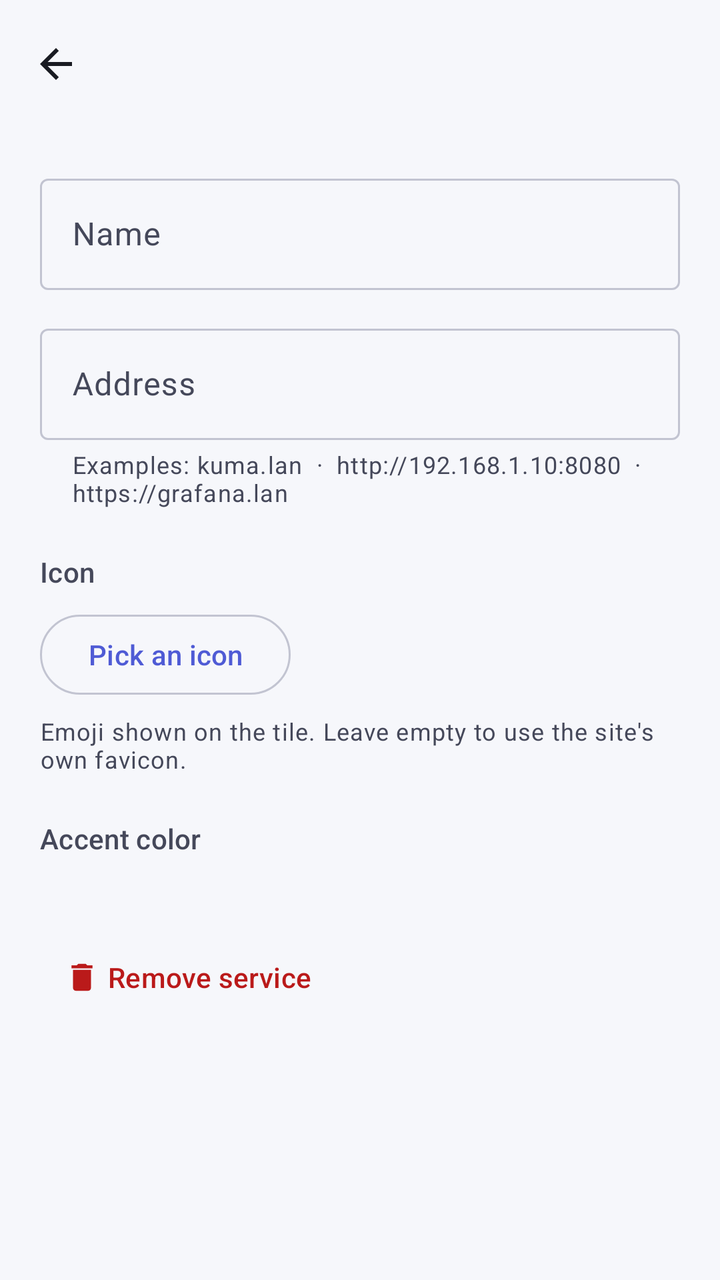
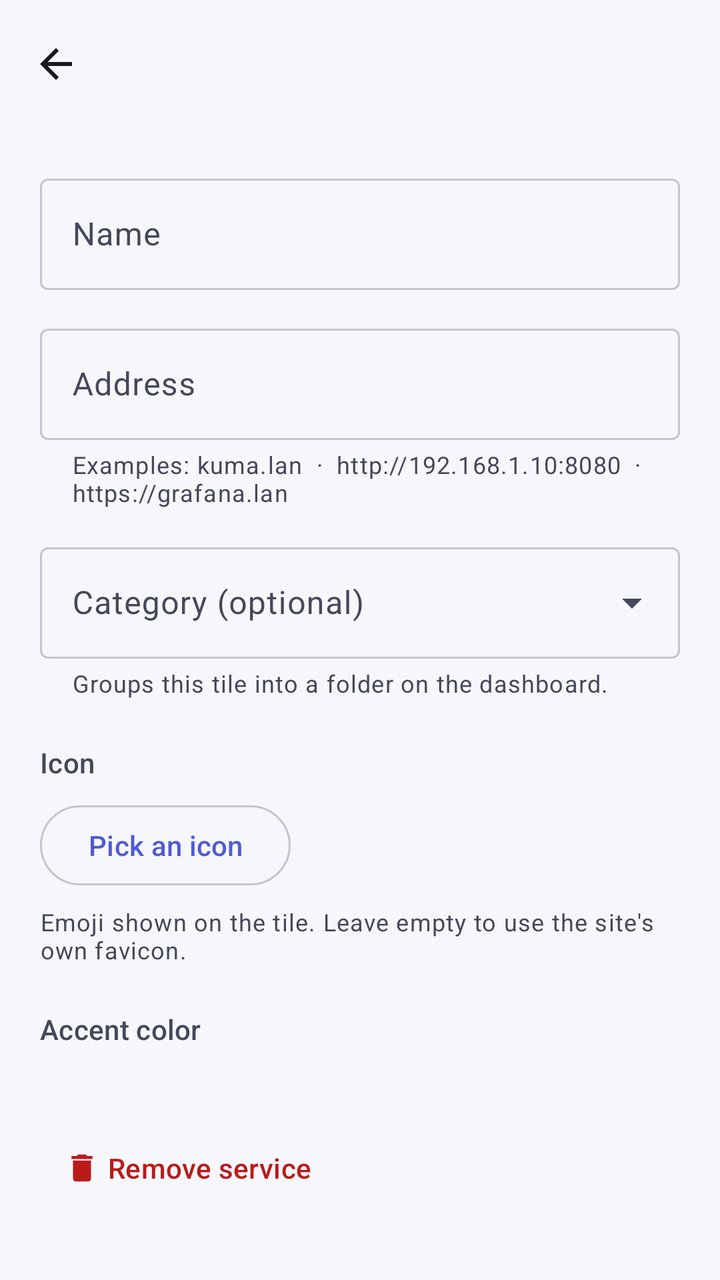

An Android layout rendered at two revisions. The XML below is the earlier revision; the diff shows what the commit changed to produce the second picture.
<!-- AndroidManifest.xml: application theme Theme.Homedeck -->
<!-- res/layout/activity_edit_tile.xml -->
<?xml version="1.0" encoding="utf-8"?>
<LinearLayout xmlns:android="http://schemas.android.com/apk/res/android"
    xmlns:app="http://schemas.android.com/apk/res-auto"
    android:id="@+id/root"
    android:layout_width="match_parent"
    android:layout_height="match_parent"
    android:orientation="vertical">

    <com.google.android.material.appbar.MaterialToolbar
        android:id="@+id/toolbar"
        android:layout_width="match_parent"
        android:layout_height="wrap_content"
        app:navigationContentDescription="Back"
        app:navigationIcon="@drawable/ic_arrow_back"
        app:navigationIconTint="?attr/colorOnSurface"
        app:titleTextAppearance="?attr/textAppearanceTitleLarge" />

    <ScrollView
        android:layout_width="match_parent"
        android:layout_height="0dp"
        android:layout_weight="1"
        android:fillViewport="true">

        <LinearLayout
            android:layout_width="match_parent"
            android:layout_height="wrap_content"
            android:orientation="vertical"
            android:padding="20dp">

            <com.google.android.material.textfield.TextInputLayout
                android:id="@+id/nameLayout"
                style="@style/Widget.Material3.TextInputLayout.OutlinedBox"
                android:layout_width="match_parent"
                android:layout_height="wrap_content"
                android:hint="Name">

                <com.google.android.material.textfield.TextInputEditText
                    android:id="@+id/nameInput"
                    android:layout_width="match_parent"
                    android:layout_height="wrap_content"
                    android:inputType="textCapWords"
                    android:maxLines="1" />
            </com.google.android.material.textfield.TextInputLayout>

            <com.google.android.material.textfield.TextInputLayout
                android:id="@+id/urlLayout"
                style="@style/Widget.Material3.TextInputLayout.OutlinedBox"
                android:layout_width="match_parent"
                android:layout_height="wrap_content"
                android:layout_marginTop="14dp"
                android:hint="Address"
                app:helperText="Examples: kuma.lan  ·  http://192.168.1.10:8080  ·  https://grafana.lan">

                <com.google.android.material.textfield.TextInputEditText
                    android:id="@+id/urlInput"
                    android:layout_width="match_parent"
                    android:layout_height="wrap_content"
                    android:inputType="textUri"
                    android:maxLines="1" />
            </com.google.android.material.textfield.TextInputLayout>

            <TextView
                android:layout_width="wrap_content"
                android:layout_height="wrap_content"
                android:layout_marginTop="22dp"
                android:text="Icon"
                android:textAppearance="?attr/textAppearanceTitleSmall"
                android:textColor="?attr/colorOnSurfaceVariant" />

            <com.google.android.material.button.MaterialButton
                android:id="@+id/emojiBtn"
                style="@style/Widget.Material3.Button.OutlinedButton"
                android:layout_width="wrap_content"
                android:layout_height="wrap_content"
                android:layout_marginTop="8dp"
                android:text="Pick an icon" />

            <TextView
                android:layout_width="match_parent"
                android:layout_height="wrap_content"
                android:layout_marginTop="6dp"
                android:text="Emoji shown on the tile. Leave empty to use the site's own favicon."
                android:textAppearance="?attr/textAppearanceBodySmall"
                android:textColor="?attr/colorOnSurfaceVariant" />

            <TextView
                android:layout_width="wrap_content"
                android:layout_height="wrap_content"
                android:layout_marginTop="22dp"
                android:text="Accent color"
                android:textAppearance="?attr/textAppearanceTitleSmall"
                android:textColor="?attr/colorOnSurfaceVariant" />

            <LinearLayout
                android:id="@+id/colorRow"
                android:layout_width="match_parent"
                android:layout_height="wrap_content"
                android:layout_marginTop="8dp"
                android:orientation="horizontal" />

            <com.google.android.material.button.MaterialButton
                android:id="@+id/deleteBtn"
                style="@style/Widget.Material3.Button.TextButton"
                android:layout_width="wrap_content"
                android:layout_height="wrap_content"
                android:layout_marginTop="28dp"
                android:text="Remove service"
                android:textColor="?attr/colorError"
                app:icon="@drawable/ic_delete"
                app:iconTint="?attr/colorError" />
        </LinearLayout>
    </ScrollView>
</LinearLayout>
<!-- resources referenced by this layout -->
<resources>
  <!-- drawable ic_arrow_back (drawable) -->
  <?xml version="1.0" encoding="utf-8"?>
  <vector xmlns:android="http://schemas.android.com/apk/res/android"
      android:width="24dp"
      android:height="24dp"
      android:viewportWidth="24"
      android:viewportHeight="24">
      <path
          android:fillColor="#FF000000"
          android:pathData="M20,11H7.83l5.59,-5.59L12,4l-8,8l8,8l1.41,-1.41L7.83,13H20V11z" />
  </vector>
  <!-- drawable ic_delete (drawable) -->
  <?xml version="1.0" encoding="utf-8"?>
  <vector xmlns:android="http://schemas.android.com/apk/res/android"
      android:width="24dp"
      android:height="24dp"
      android:viewportWidth="24"
      android:viewportHeight="24">
      <path
          android:fillColor="#FF000000"
          android:pathData="M6,19c0,1.1,0.9,2,2,2h8c1.1,0,2,-0.9,2,-2V7H6V19zM19,4h-3.5l-1,-1h-5l-1,1H5v2h14V4z" />
  </vector>
  <style name="Theme.Homedeck" parent="Theme.Material3.DayNight.NoActionBar">
          <item name="colorPrimary">@color/primary</item>
          <item name="colorOnPrimary">@color/on_primary</item>
          <item name="colorPrimaryContainer">@color/primary_container</item>
          <item name="colorOnPrimaryContainer">@color/on_primary_container</item>
          <item name="colorSecondary">@color/secondary</item>
          <item name="colorOnSecondary">@color/on_secondary</item>
          <item name="colorSecondaryContainer">@color/secondary_container</item>
          <item name="colorOnSecondaryContainer">@color/on_secondary_container</item>
          <item name="colorError">@color/error</item>
          <item name="colorOnError">@color/on_error</item>
          <item name="android:colorBackground">@color/background</item>
          <item name="colorOnBackground">@color/on_background</item>
          <item name="colorSurface">@color/surface</item>
          <item name="colorOnSurface">@color/on_surface</item>
          <item name="colorSurfaceVariant">@color/surface_variant</item>
          <item name="colorOnSurfaceVariant">@color/on_surface_variant</item>
          <item name="colorOutline">@color/outline</item>
          <item name="colorOutlineVariant">@color/outline_variant</item>
          <item name="android:statusBarColor">@android:color/transparent</item>
          <item name="android:navigationBarColor">@android:color/transparent</item>
          <item name="android:windowLightStatusBar">true</item>
      </style>
  <color name="primary">#4F5BD5</color>
  <color name="on_primary">#FFFFFF</color>
  <color name="primary_container">#DFE2FF</color>
  <color name="on_primary_container">#0A1257</color>
  <color name="secondary">#1F7A6B</color>
  <color name="on_secondary">#FFFFFF</color>
  <color name="secondary_container">#B2F1E2</color>
  <color name="on_secondary_container">#05322B</color>
  <color name="error">#BA1A1A</color>
  <color name="on_error">#FFFFFF</color>
  <color name="background">#F6F7FB</color>
  <color name="on_background">#191B22</color>
  <color name="surface">#FFFFFF</color>
  <color name="on_surface">#191B22</color>
  <color name="surface_variant">#E6E8F1</color>
  <color name="on_surface_variant">#45485A</color>
  <color name="outline">#C2C4D1</color>
  <color name="outline_variant">#DFE1EC</color>
</resources>

<!-- the commit's change to res/layout/activity_edit_tile.xml (unified diff, before → after) -->
@@ -59,6 +59,22 @@
                     android:maxLines="1" />
             </com.google.android.material.textfield.TextInputLayout>
 
+            <com.google.android.material.textfield.TextInputLayout
+                android:id="@+id/categoryLayout"
+                style="@style/Widget.Material3.TextInputLayout.OutlinedBox.ExposedDropdownMenu"
+                android:layout_width="match_parent"
+                android:layout_height="wrap_content"
+                android:layout_marginTop="14dp"
+                android:hint="Category (optional)"
+                app:helperText="Groups this tile into a folder on the dashboard.">
+
+                <AutoCompleteTextView
+                    android:id="@+id/categoryInput"
+                    android:layout_width="match_parent"
+                    android:layout_height="wrap_content"
+                    android:inputType="textCapWords" />
+            </com.google.android.material.textfield.TextInputLayout>
+
             <TextView
                 android:layout_width="wrap_content"
                 android:layout_height="wrap_content"
